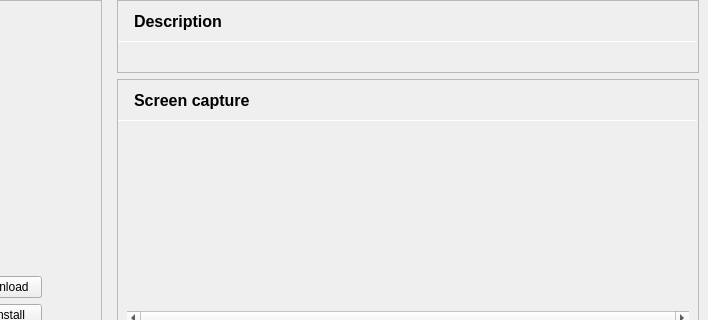
spark-store-project/spark-store, file src/pages/appintopage.ui: the form before one commit; both pictures show x 98 to 806 and y 0 to 320 of the 806 by 601 pixel window.
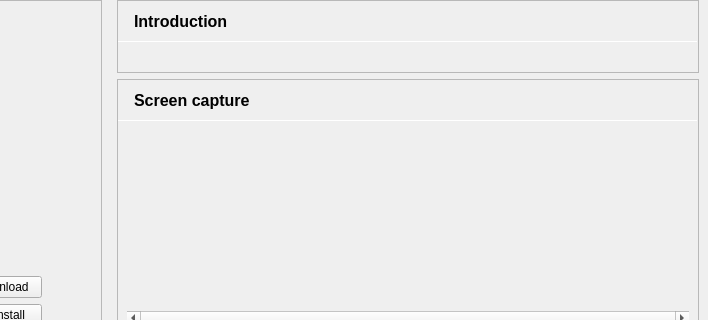
The form after the commit. Icons and pictures are not drawn.

Patch:
```diff
--- a/src/pages/appintopage.ui
+++ b/src/pages/appintopage.ui
@@ -762,7 +762,7 @@
                   </font>
                  </property>
                  <property name="text">
-                  <string>Description</string>
+                  <string>Introduction</string>
                  </property>
                  <property name="alignment">
                   <set>Qt::AlignLeading|Qt::AlignLeft|Qt::AlignVCenter</set>
```
